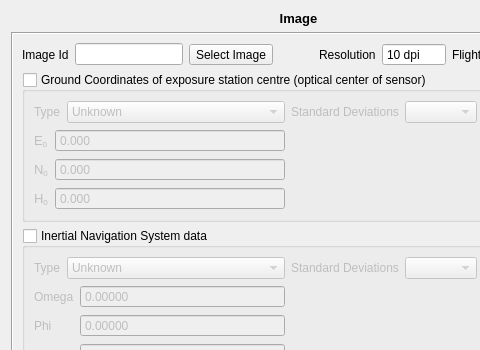
The window that trunk/interface/project/ImageLayout.ui (e-foto/e-foto) describes before a commit, drawn with Qt 5; both pictures show x 0 to 480 and y 0 to 350 of the 597 by 545 pixel window.
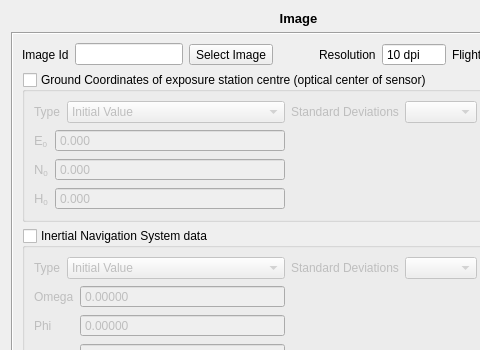
The same window after the commit. Custom widgets are drawn as their Qt base class.

The edit to the form file:
```diff
--- a/trunk/interface/project/ImageLayout.ui
+++ b/trunk/interface/project/ImageLayout.ui
@@ -152,7 +152,7 @@
               <widget class="QComboBox" name="gnssTypeComboBox">
                <item>
                 <property name="text">
-                 <string>Unknown</string>
+                 <string>Initial Value</string>
                 </property>
                </item>
                <item>
@@ -359,7 +359,7 @@
               <widget class="QComboBox" name="insTypeComboBox">
                <item>
                 <property name="text">
-                 <string>Unknown</string>
+                 <string>Initial Value</string>
                 </property>
                </item>
                <item>
```
Left out of the diff: 8 changed lines with no effect on the pictures.
